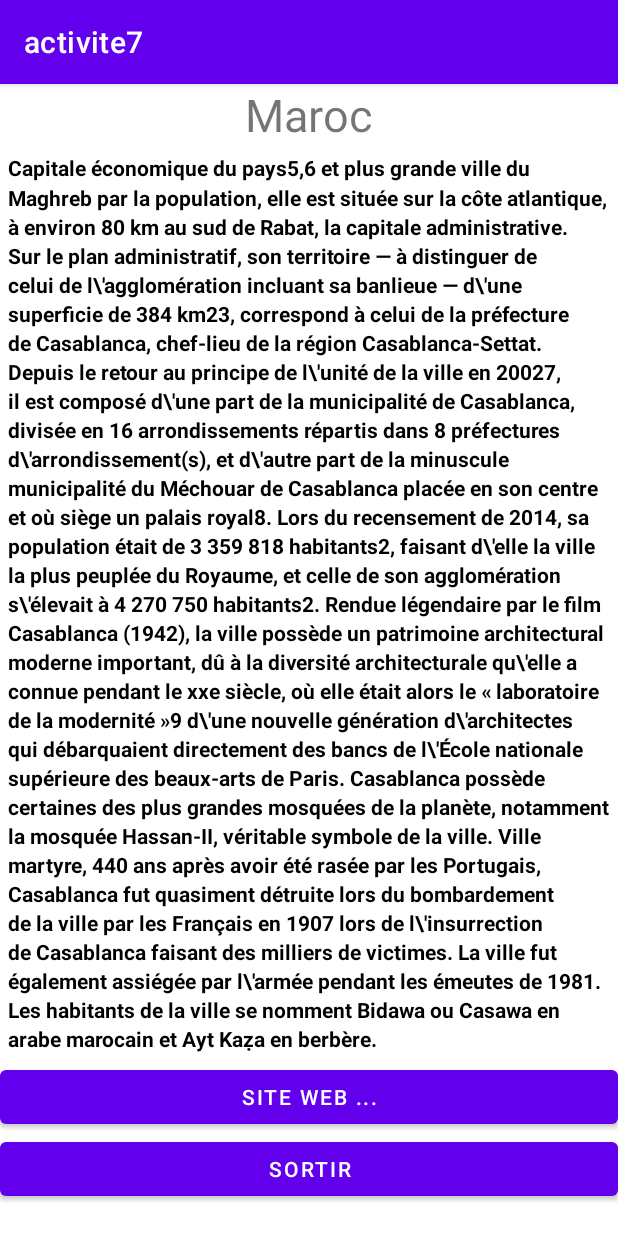
After one commit to youssefyazidi/devMobileExamples, an Android app: the InfosActivity screen opened directly, with no data from a screen before it, on a phone screen of 412 x 824 dp. The commit adds this screen. Run offline under Robolectric (Android 15) with nearby library versions, the phone set to English and light mode, and no system bars; 1 statement that could not run was skipped.

Commit message:
25042023

```diff
--- /dev/null
+++ b/activite7/app/src/main/java/com/example/activite7/view/InfosActivity.java
@@ -0,0 +1,61 @@
+package com.example.activite7.view;
+
+import androidx.appcompat.app.AppCompatActivity;
+
+import android.content.Intent;
+import android.net.Uri;
+import android.os.Bundle;
+import android.view.View;
+import android.widget.Button;
+import android.widget.TextView;
+import android.widget.Toast;
+
+import com.example.activite7.R;
+import com.example.activite7.model.City;
+
+public class InfosActivity extends AppCompatActivity {
+
+    City currentCity;
+
+    TextView infosTextView;
+    Button btnSiteWeb, btnSortir;
+    TextView countryTextView;
+
+    @Override
+    protected void onCreate(Bundle savedInstanceState) {
+        super.onCreate(savedInstanceState);
+        setContentView(R.layout.activity_infos);
+
+        infosTextView = findViewById(R.id.infosTextView);
+        countryTextView = findViewById(R.id.countrytext);
+
+        btnSiteWeb = findViewById(R.id.btnSiteWeb);
+        btnSortir = findViewById(R.id.btnSortir);
+
+        Intent intent = getIntent();
+        currentCity = (City) intent.getSerializableExtra("ville");
+
+        infosTextView.setText(currentCity.getFulldesc());
+
+        btnSiteWeb.setOnClickListener(new View.OnClickListener() {
+            @Override
+            public void onClick(View v) {
+                Toast.makeText(InfosActivity.this,
+                        ""+getResources().getString(currentCity.getSite()),
+                        Toast.LENGTH_SHORT).show();
+
+                Uri uri= Uri.parse(getResources().getString(currentCity.getSite()));
+                Intent intent =new Intent(Intent.ACTION_VIEW,uri);
+                startActivity(intent);
+
+            }
+        });
+
+        btnSortir.setOnClickListener(new View.OnClickListener() {
+            @Override
+            public void onClick(View v) {
+                finish();
+            }
+        });
+    }
+}
--- a/activite7/app/src/main/java/com/example/activite7/MainActivity.java
+++ b/activite7/app/src/main/java/com/example/activite7/view/MainActivity.java
@@ -1,4 +1,4 @@
-package com.example.activite7;
+package com.example.activite7.view;
 
 import androidx.appcompat.app.AppCompatActivity;
 
@@ -8,6 +8,8 @@ import android.view.View;
 import android.widget.Button;
 import android.widget.EditText;
 import android.widget.Toast;
+
+import com.example.activite7.R;
 
 public class MainActivity extends AppCompatActivity {
 
@@ -36,7 +38,7 @@ public class MainActivity extends AppCompatActivity {
 
     private void startExploring(String name)
     {
-        Intent intent =new Intent(this,CityActivity.class);
+        Intent intent =new Intent(this, CityActivity.class);
         intent.putExtra("country", name);
         startActivity(intent);
     }
--- a/activite7/app/src/main/res/layout/activity_city.xml
+++ b/activite7/app/src/main/res/layout/activity_city.xml
@@ -4,7 +4,7 @@
     xmlns:tools="http://schemas.android.com/tools"
     android:layout_width="match_parent"
     android:layout_height="match_parent"
-    tools:context=".CityActivity">
+    tools:context=".model.CityActivity">
 
     <include
         android:id="@+id/header"
--- /dev/null
+++ b/activite7/app/src/main/res/layout/activity_infos.xml
@@ -0,0 +1,46 @@
+<?xml version="1.0" encoding="utf-8"?>
+<ScrollView xmlns:android="http://schemas.android.com/apk/res/android"
+    xmlns:app="http://schemas.android.com/apk/res-auto"
+    xmlns:tools="http://schemas.android.com/tools"
+    android:layout_width="match_parent"
+    android:layout_height="match_parent"
+    tools:context=".view.InfosActivity">
+
+<LinearLayout
+    android:layout_width="match_parent"
+    android:layout_height="wrap_content"
+    android:orientation="vertical"
+    >
+
+    <include
+        android:id="@+id/header"
+        layout="@layout/header"
+        android:layout_width="match_parent"
+        android:layout_height="wrap_content"
+        ></include>
+
+    <TextView
+        android:id="@+id/infosTextView"
+        android:layout_width="match_parent"
+        android:layout_height="wrap_content"
+        android:text="@string/casafulldesc"
+        style="@style/textinfosstyle"
+        >
+    </TextView>
+    <Button
+        android:id="@+id/btnSiteWeb"
+        android:layout_width="match_parent"
+        android:layout_height="wrap_content"
+        android:text="site web ..."
+        >
+    </Button>
+
+    <Button
+        android:id="@+id/btnSortir"
+        android:layout_width="match_parent"
+        android:layout_height="wrap_content"
+        android:text="sortir"
+        >
+    </Button>
+</LinearLayout>
+</ScrollView>
--- a/activite7/app/src/main/res/layout/activity_main.xml
+++ b/activite7/app/src/main/res/layout/activity_main.xml
@@ -5,7 +5,7 @@
     android:layout_width="match_parent"
     android:layout_height="match_parent"
     android:orientation="vertical"
-    tools:context=".MainActivity">
+    tools:context=".model.MainActivity">
 
     <ImageView
         android:layout_width="match_parent"
--- a/activite7/app/src/main/res/values/strings.xml
+++ b/activite7/app/src/main/res/values/strings.xml
@@ -51,7 +51,6 @@ En 1956, à l’indépendance du Maroc, la ville resta la capitale du pays.
 Depuis 2012, un ensemble de sites de Rabat est inscrit sur la liste du patrimoine mondial de l\\\'Unesco.
 La ville a aussi reçu la deuxième place du classement CNN des « Meilleures destinations touristiques de 2013 ».
 
-
     </string>
-    <string name="rabatcasa">https://www.infostourismemaroc.com/ville/tourisme-maroc-ville-Rabat.html</string>
+    <string name="siterabat">https://www.infostourismemaroc.com/ville/tourisme-maroc-ville-Rabat.html</string>
 </resources>
```
Also changed, not shown: activite7/app/src/main/AndroidManifest.xml (+9 -2 lines), activite7/app/src/main/java/com/example/activite7/CityActivity.java (deleted, +0 -24 lines), activite7/app/src/main/java/com/example/activite7/model/City.java (added, +86 -0 lines), activite7/app/src/main/java/com/example/activite7/model/ManageCities.java (added, +62 -0 lines), activite7/app/src/main/java/com/example/activite7/view/CityActivity.java (added, +89 -0 lines).
